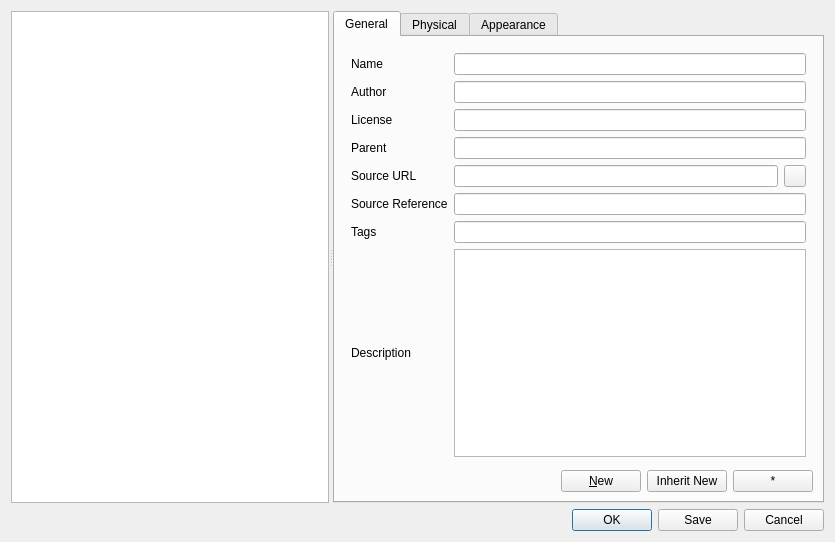
This is src/Mod/Material/Gui/MaterialsEditor.ui in southseact-3d/fcd as Qt 5 draws it before an edit. The edited form follows.
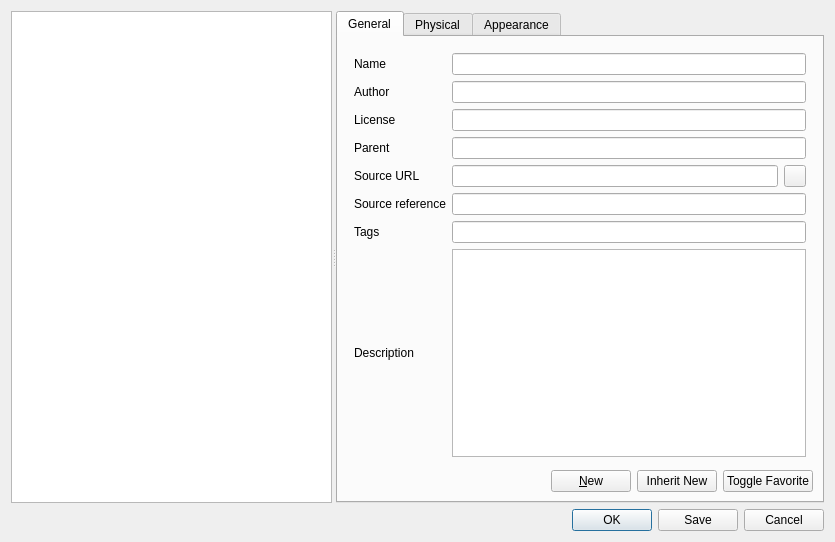
This is the edited form.

What changed in the file:
```diff
--- a/src/Mod/Material/Gui/MaterialsEditor.ui
+++ b/src/Mod/Material/Gui/MaterialsEditor.ui
@@ -148,7 +148,7 @@
           <item row="5" column="0">
            <widget class="QLabel" name="labelSourceReference">
             <property name="text">
-             <string>Source Reference</string>
+             <string>Source reference</string>
             </property>
            </widget>
           </item>
@@ -202,7 +202,7 @@
              <string>Add to favorites</string>
             </property>
             <property name="text">
-             <string notr="true">*</string>
+             <string>Toggle Favorite</string>
             </property>
            </widget>
           </item>
```
Left out of the diff: 2 changed lines with no effect on the pictures.
